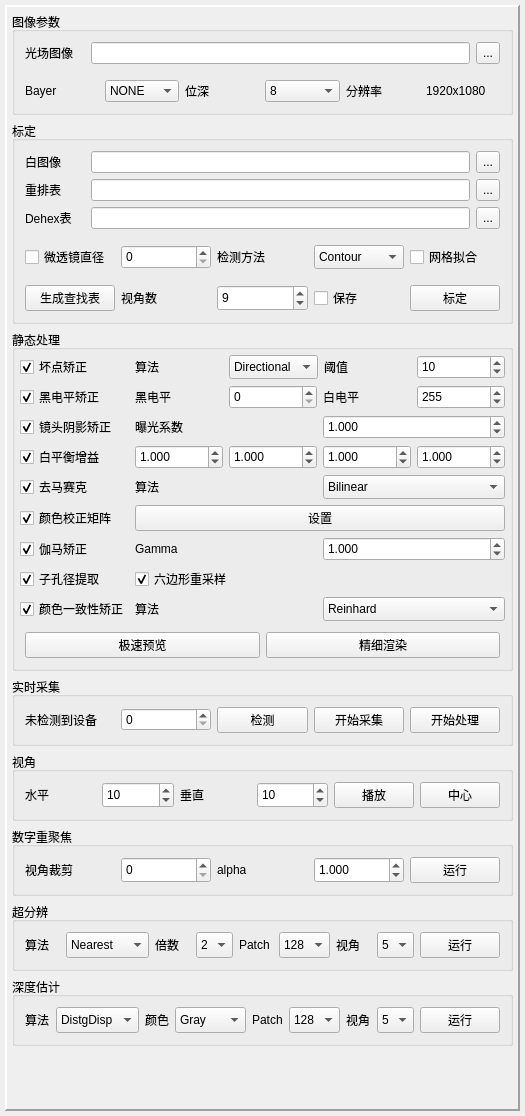
Old version of the form ui/widgetcontrol.ui in the repository 632-8nm/LightFieldLab.
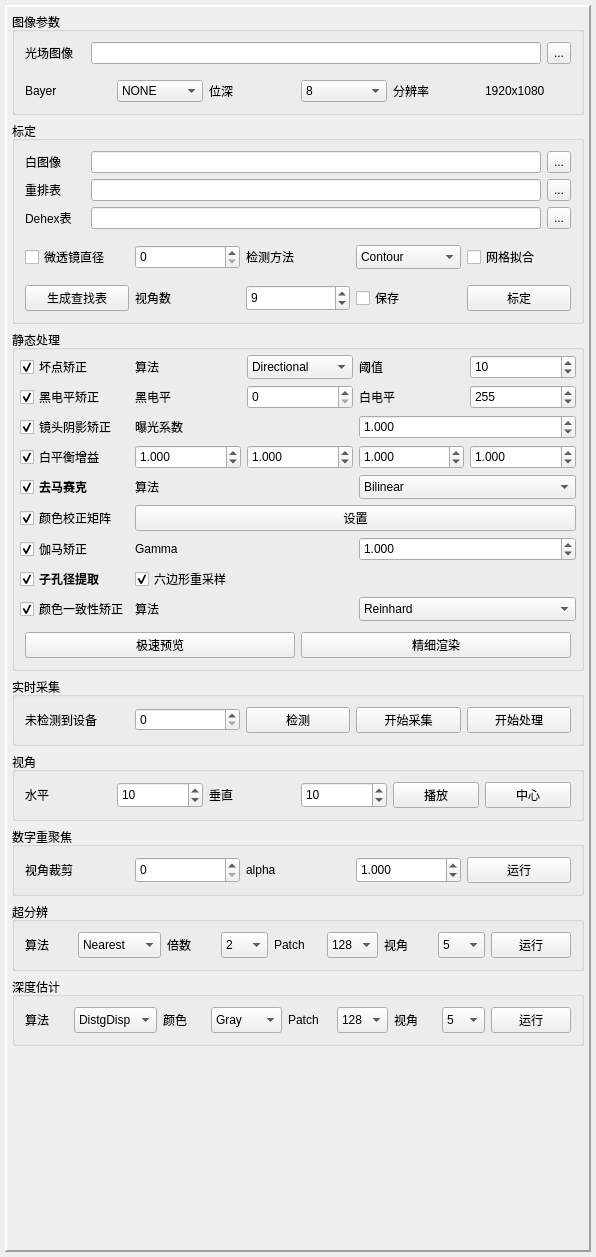
New version of the form.

Patch:
```diff
--- a/ui/widgetcontrol.ui
+++ b/ui/widgetcontrol.ui
@@ -9,8 +9,8 @@
    <rect>
     <x>0</x>
     <y>0</y>
-    <width>525</width>
-    <height>1116</height>
+    <width>596</width>
+    <height>1257</height>
    </rect>
   </property>
   <property name="sizePolicy">
@@ -765,6 +765,11 @@
                <verstretch>0</verstretch>
               </sizepolicy>
              </property>
+             <property name="font">
+              <font>
+               <bold>true</bold>
+              </font>
+             </property>
              <property name="text">
               <string>去马赛克</string>
              </property>
@@ -1038,6 +1043,11 @@
                <verstretch>0</verstretch>
               </sizepolicy>
              </property>
+             <property name="font">
+              <font>
+               <bold>true</bold>
+              </font>
+             </property>
              <property name="text">
               <string>子孔径提取</string>
              </property>
```
Left out of the diff: 8 changed lines with no effect on the pictures.
